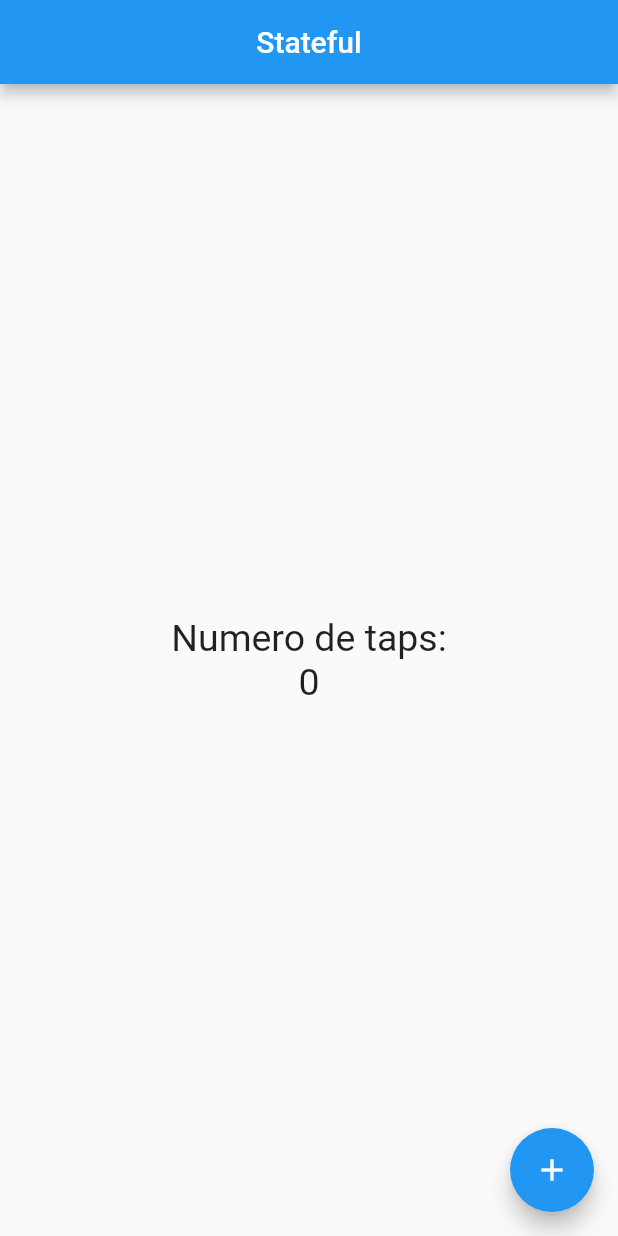
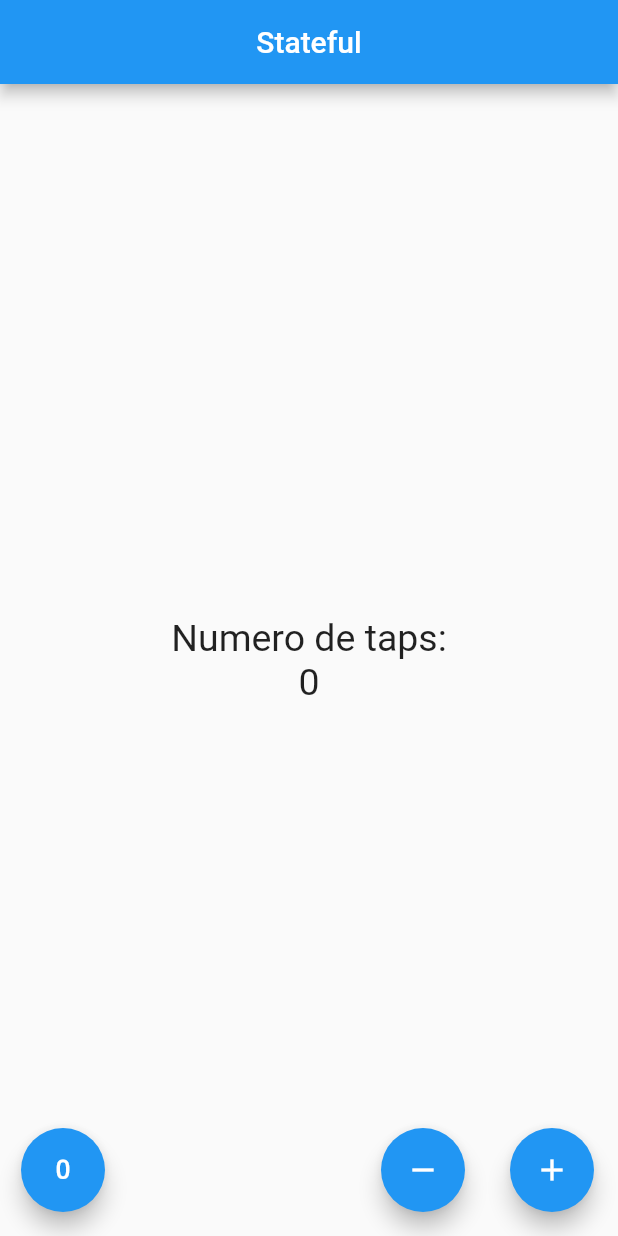
Before and after one commit to VctrorPerez/2021dsm43-dapps, a Flutter app: the screen it shows after launch, on a phone screen of 412 x 824 dp. Run offline on Flutter 3.47's test engine with Material 2 defaults, Android fonts, the phone set to English and light mode, and no system bars.

Commit message:
Creando mas acciones en nuestro contador

```diff
--- a/Flutter/contador/lib/src/pages/contador_pages.dart
+++ b/Flutter/contador/lib/src/pages/contador_pages.dart
@@ -24,16 +24,23 @@ class _ContadorPageState extends State<ContadorPage> {
           Text('$_conteo', style: _estiloTexto),
         ],
       )),
-      floatingActionButton: FloatingActionButton(
-        child: Icon(Icons.add),
-        onPressed: () {
-          print('Hola Mundo');
+      floatingActionButton: _crearBotones(),
+    );
+  }
 
-          setState(() {
-            _conteo++;
-          });
-        },
-      ),
+  Widget _crearBotones() {
+    return Row(
+      mainAxisAlignment: MainAxisAlignment.end,
+      children: <Widget>[
+        SizedBox(width: 30),
+        FloatingActionButton(child: Icon(Icons.exposure_zero), onPressed: null),
+        Expanded(child: SizedBox()),
+        FloatingActionButton(child: Icon(Icons.remove), onPressed: null),
+        SizedBox(
+          width: 30.0,
+        ),
+        FloatingActionButton(child: Icon(Icons.add), onPressed: null),
+      ],
     );
   }
 }
```
